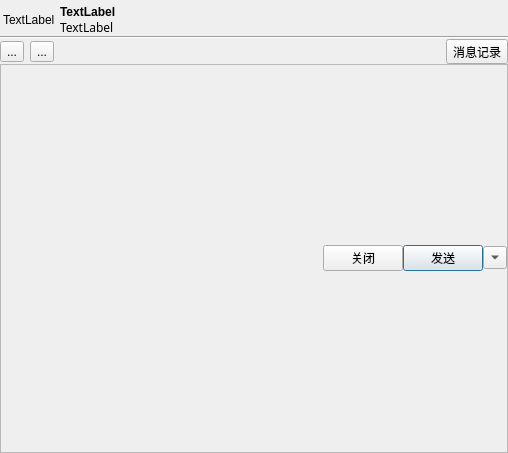
First picture: the form in src/ui/friendchatdlg.ui, repository zhanlangsir/Qtqq, before the edit.
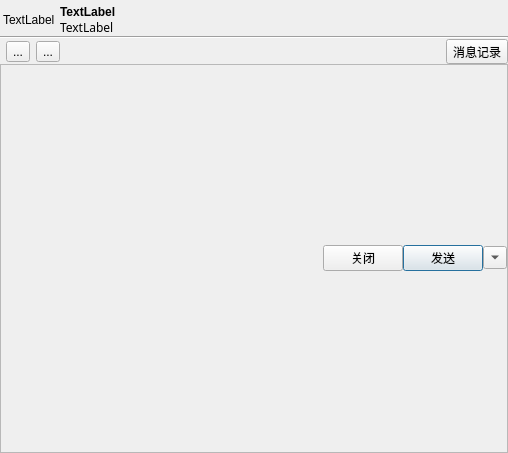
Second picture: the form after the edit. Icons and pictures are not drawn.

```diff
--- a/src/ui/friendchatdlg.ui
+++ b/src/ui/friendchatdlg.ui
@@ -117,6 +117,9 @@
          <property name="spacing">
           <number>6</number>
          </property>
+         <property name="leftMargin">
+          <number>6</number>
+         </property>
          <item>
           <widget class="QToolButton" name="btn_qqface">
            <property name="styleSheet">
```
